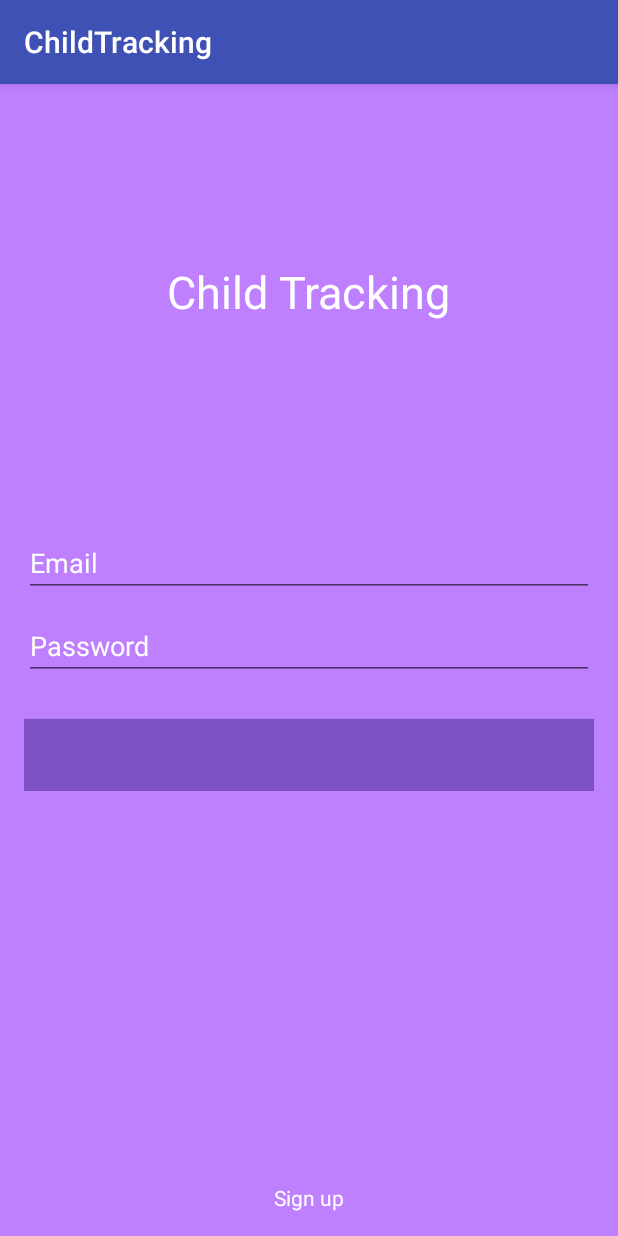
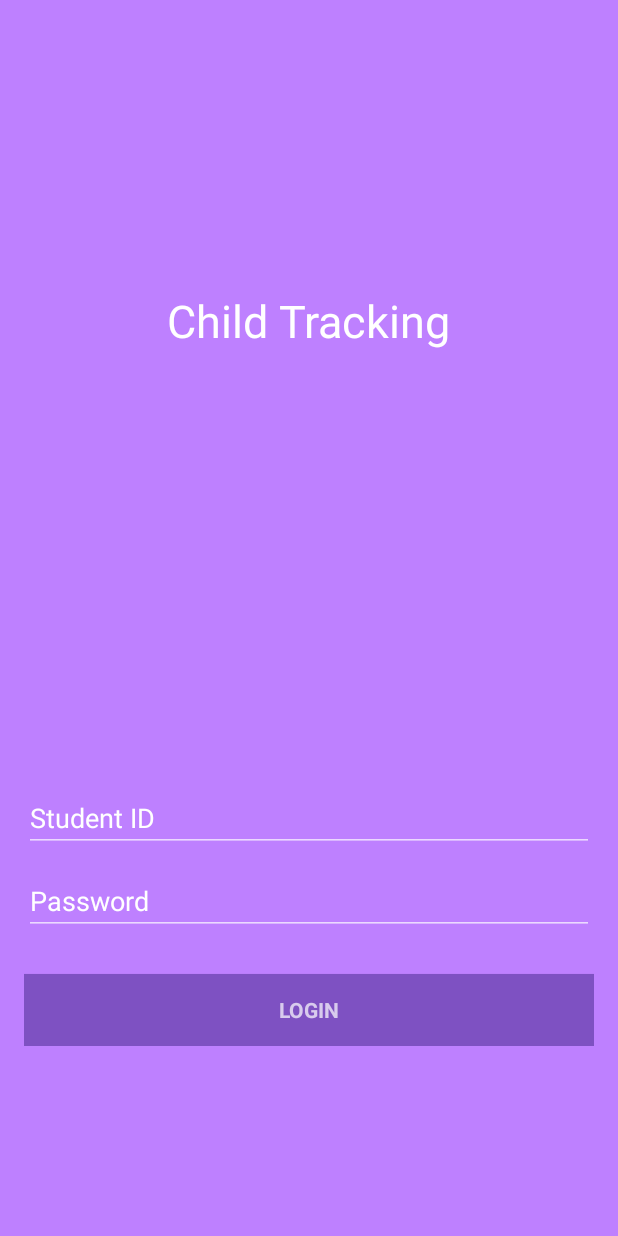
Before and after one commit to shauniop/ChildTracking2, an Android app: the screen it shows after launch (LoginActivity), on a phone screen of 412 x 824 dp. Run offline under Robolectric (Android 15) with nearby library versions, the phone set to English and light mode, and no system bars; our stand-ins replace Firebase (no records; nobody signed in at launch, a user with empty details on screens opened directly).

Commit message:
Removed all bugs Fixed UI Only thing remaining is Tabular view

```diff
--- a/app/build.gradle
+++ b/app/build.gradle
@@ -17,6 +17,9 @@ android {
             proguardFiles getDefaultProguardFile('proguard-android.txt'), 'proguard-rules.pro'
         }
     }
+    dataBinding {
+        enabled = true
+    }
 }
 
 dependencies {
@@ -24,6 +27,7 @@ dependencies {
     compile 'com.google.firebase:firebase-core:10.2.0'
     compile 'com.google.firebase:firebase-auth:10.2.0'
     compile 'com.google.firebase:firebase-database:10.2.0'
+    compile 'tk.zielony:carbon:0.14.0'
     compile fileTree(include: ['*.jar'], dir: 'libs')
     androidTestCompile('com.android.support.test.espresso:espresso-core:2.2.2', {
         exclude group: 'com.android.support', module: 'support-annotations'
--- a/app/src/main/AndroidManifest.xml
+++ b/app/src/main/AndroidManifest.xml
@@ -10,7 +10,7 @@
         android:icon="@mipmap/ic_launcher"
         android:label="@string/app_name"
         android:supportsRtl="true"
-        android:theme="@style/AppTheme">
+        android:theme="@style/carbon_Theme.Dark.NoActionBar">
         <meta-data
             android:name="com.google.android.geo.API_KEY"
             android:value="AIzaSyD49Y_95y7dJt3KSq2cM_lLMopkLmaS5Us" />
@@ -33,7 +33,7 @@
                 <category android:name="android.intent.category.LAUNCHER" />
             </intent-filter>
         </activity>
-        <activity android:name=".LoginActivity"/>
+        <activity android:name=".LoginActivity" android:noHistory="true"/>
         <activity android:name=".DisplayData"/>
     </application>
 
--- a/app/src/main/java/com/child/tracking/system/LoginActivity.java
+++ b/app/src/main/java/com/child/tracking/system/LoginActivity.java
@@ -8,6 +8,7 @@ import android.support.v7.app.AppCompatActivity;
 import android.util.Log;
 import android.view.View;
 import android.widget.EditText;
+import android.widget.Toast;
 
 import com.google.firebase.database.DataSnapshot;
 import com.google.firebase.database.DatabaseError;
@@ -29,10 +30,9 @@ public class LoginActivity extends AppCompatActivity {
     @Override
     protected void onCreate(Bundle savedInstanceState) {
         sharedpreferences = getSharedPreferences(MyPREFERENCES, Context.MODE_PRIVATE);
-        if(true);
         super.onCreate(savedInstanceState);
         setContentView(R.layout.activity_login);
-        ed1=(EditText)findViewById(R.id.email);
+        ed1=(EditText)findViewById(R.id.st_id);
         ed2=(EditText)findViewById(R.id.password);
 
     }
@@ -48,13 +48,19 @@ public class LoginActivity extends AppCompatActivity {
                     Log.d("StudentPassword", pswd);
                     if (pswd.equals(password)) {
                         SharedPreferences.Editor editor = sharedpreferences.edit();
-                    Log.d("DataSnapshot: ",dataSnapshot.toString());
+                        Log.d("DataSnapshot: ", dataSnapshot.toString());
                         Log.d("user", id);
                         editor.putString(Id, id);
                         editor.apply();
 
                         Intent intent = new Intent(LoginActivity.this, DisplayData.class);
                         startActivity(intent);
+                        finish();
+                    }
+                    else{
+                        Toast.makeText(getApplicationContext(),"Wrong Username or Password", Toast.LENGTH_LONG).show();
+                        ed1.setText("");
+                        ed2.setText("");
                     }
             }
 
--- a/app/src/main/res/layout/activity_login.xml
+++ b/app/src/main/res/layout/activity_login.xml
@@ -46,10 +46,9 @@
                 <LinearLayout android:id="@+id/email_login_form" android:layout_width="match_parent"
                     android:layout_height="wrap_content" android:orientation="vertical">
 
-                    <AutoCompleteTextView android:id="@+id/email" android:layout_width="match_parent"
-                        android:layout_height="wrap_content" android:hint="@string/prompt_email"
-                        android:inputType="textEmailAddress" android:maxLines="1"
-                        android:singleLine="true"
+                    <EditText android:id="@+id/st_id" android:layout_width="match_parent"
+                        android:layout_height="wrap_content" android:hint="@string/prompt_id"
+                        android:maxLines="1"
                         android:layout_marginBottom="10dp"
                         android:textColorHint="#ffffffff"
                         android:textColor="#ffffffff" />
@@ -58,7 +57,7 @@
                         android:layout_height="wrap_content" android:hint="@string/prompt_password"
                         android:imeActionLabel="@string/action_sign_in"
                         android:imeOptions="actionUnspecified" android:inputType="textPassword"
-                        android:maxLines="1" android:singleLine="true"
+                        android:maxLines="1"
                         android:layout_marginBottom="10dp"
                         android:textColorHint="#ffffffff"
                         android:textColor="#ffffffff" />
@@ -69,7 +68,8 @@
                         android:layout_width="match_parent"
                         android:layout_height="wrap_content"
                         android:layout_marginTop="16dp"
-                          android:textStyle="bold"
+                        android:textStyle="bold"
+                        android:text="@string/login"
                         android:onClick="actualEntry"
                         android:background="#ff7e51c2"
                         />
@@ -78,20 +78,4 @@
             </LinearLayout>
         </ScrollView>
     </LinearLayout>
-
-    <LinearLayout
-        android:id="@+id/ll3"
-        android:layout_width="match_parent"
-        android:layout_height="match_parent"
-        android:layout_weight="1"
-        android:gravity="bottom|center_horizontal">
-
-        <TextView
-            android:layout_width="wrap_content"
-            android:layout_height="wrap_content"
-            android:text="@string/sign_up"
-            android:id="@+id/signUpTextView"
-            android:autoLink="web"
-            android:textColor="#ffffffff" />
-    </LinearLayout>
 </LinearLayout>
--- a/app/src/main/res/layout/activity_main.xml
+++ b/app/src/main/res/layout/activity_main.xml
@@ -7,6 +7,8 @@
     android:layout_height="match_parent"
     tools:context="com.child.tracking.system.MainActivity">
     <include layout="@layout/fragment_map" />
+    <include android:id="@+id/tool_bar" layout="@layout/tool_bar" />
+
 
 
 </RelativeLayout>
```
Also changed, not shown: app/src/main/java/com/child/tracking/system/DisplayData.java (+11 -7 lines), app/src/main/java/com/child/tracking/system/MainActivity.java (+21 -12 lines), app/src/main/res/layout/activity_display_data.xml (+2 -13 lines), app/src/main/res/layout/tool_bar.xml (added, +15 -0 lines), app/src/main/res/menu/menu_main.xml (added, +19 -0 lines), app/src/main/res/values/strings.xml (+7 -1 lines). Lines whose indentation alone changed are shown as unchanged.
